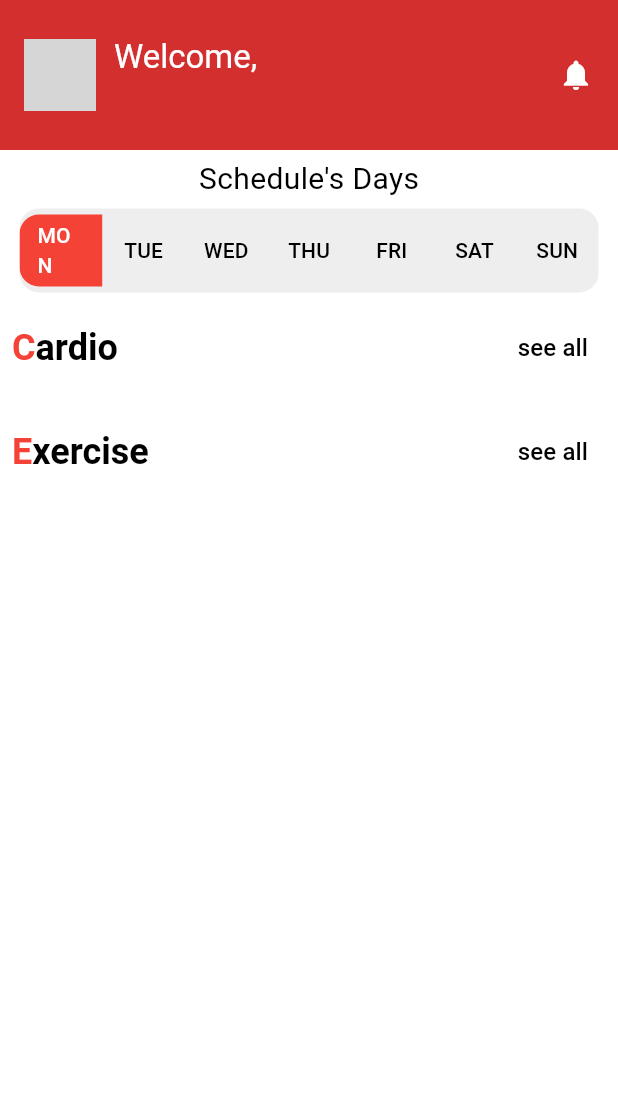
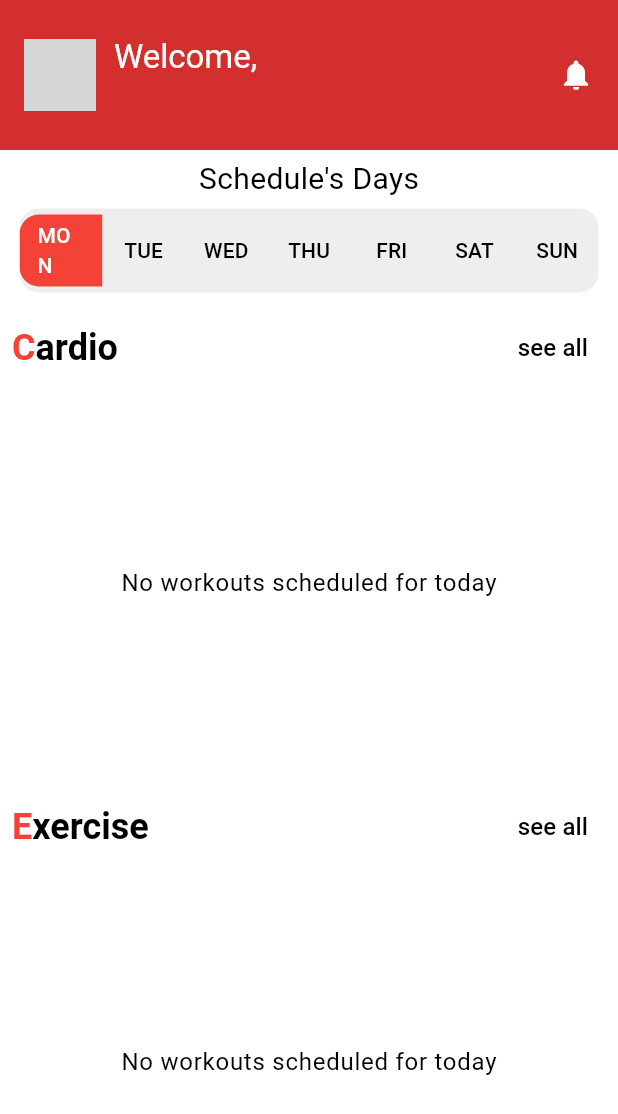
Before and after one commit to JBPATEL06/rkfitness, a Flutter app: the HomePage screen opened directly, on a phone screen of 412 x 824 dp. Shown: the top 1114 px of the screen. Run offline on Flutter 3.47's test engine with Material 3 defaults, Android fonts, the light colour scheme and no system bars; our stand-ins replace connectivity_plus, fl_chart, flutter_hooks, flutter_secure_storage, fluttertoast, image_picker and 2 more; accounts and stored records are empty; network calls fail; grey boxes are pictures that could not be loaded.

Commit message:
new changes

```diff
--- a/lib/Pages/homePage.dart
+++ b/lib/Pages/homePage.dart
@@ -72,11 +72,11 @@ class HomePage extends HookWidget {
           return <WorkoutTableModel>[];
         }
 
-        // Defensive parsing logic:
+        // Defensive parsing logic to handle missing/incorrectly nested data:
         final List<Map<String, dynamic>> workoutDataList = (response as List<dynamic>)
             .whereType<Map<String, dynamic>>()
             .map((row) {
-                // Safely extract the nested workout data. Use a default empty map if not found or wrong type.
+                // Safely extract the nested workout data.
                 final nestedData = row['Workout Table'];
                 return nestedData is Map<String, dynamic> ? nestedData : <String, dynamic>{};
             })
@@ -118,8 +118,13 @@ class HomePage extends HookWidget {
 
           final displayError = error.value;
           if (displayError != null && displayError.isNotEmpty) {
-             // If a caught API/data error exists, show that instead of the list
+             // Show error if one was caught during fetchTodaysWorkouts
              return Center(child: Text(displayError, style: theme.textTheme.bodyLarge));
+          }
+
+          if (snapshot.hasError) {
+             // Catch potential errors not caught in async logic
+             return Center(child: Text('Snapshot Error: ${snapshot.error.toString()}', style: theme.textTheme.bodyLarge));
           }
 
           if (!snapshot.hasData || snapshot.data!.isEmpty) {
@@ -127,7 +132,6 @@ class HomePage extends HookWidget {
           }
 
           final filteredWorkouts = snapshot.data!.where((workout) {
-            // Null check for safety, although the defensive parsing should prevent it.
             return workout.workoutType != null && workout.workoutType.toLowerCase() == workoutType;
           }).toList();
 
@@ -256,10 +260,11 @@ class HomePage extends HookWidget {
                         ],
                       ),
                     ),
-                    // SizedBox(
-                    //   height: 250,
-                    //   child: buildWorkoutList("cardio"),
-                    // ),
+                    // <--- UNCOMMENT THIS SECTION --->
+                    SizedBox(
+                      height: 250,
+                      child: buildWorkoutList("cardio"),
+                    ),
                     const SizedBox(height: 5),
                     const Padding(
                       padding: EdgeInsets.all(8.0),
@@ -276,10 +281,11 @@ class HomePage extends HookWidget {
                         ],
                       ),
                     ),
-                    // SizedBox(
-                    //   height: 250,
-                    //   child: buildWorkoutList("exercise"),
-                    // ),
+                    // <--- UNCOMMENT THIS SECTION --->
+                    SizedBox(
+                      height: 250,
+                      child: buildWorkoutList("exercise"),
+                    ),
                   ],
                 ),
               ),
```
Also changed, not shown: lib/widgets/workout_grid_item.dart (+17 -4 lines).
